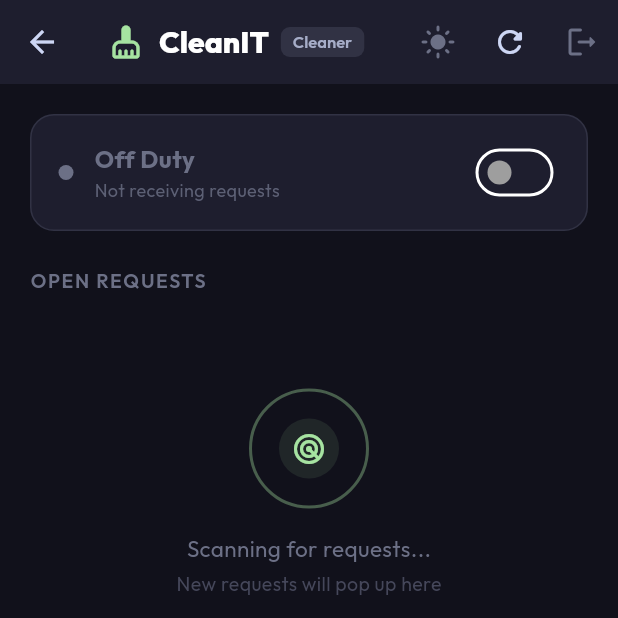
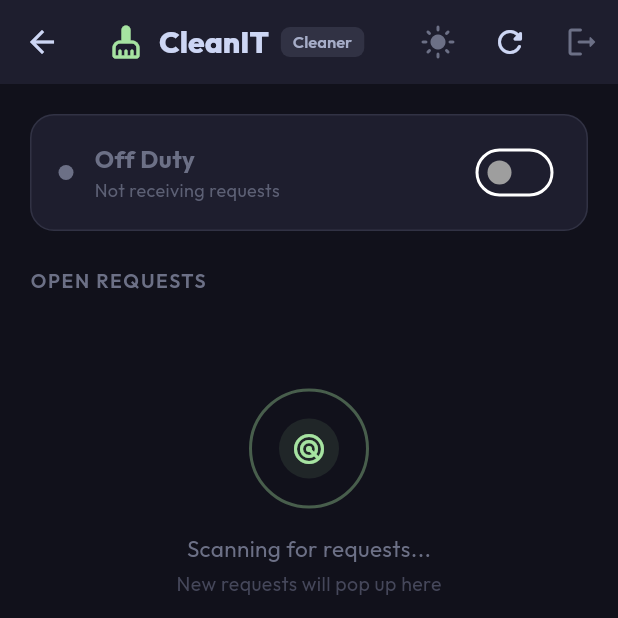
Before and after one commit to chopra-yuvraj/CleanIT, a Flutter app: the CleanerDashboardScreen screen opened directly, on a phone screen of 412 x 824 dp, the top half of it. Run offline on Flutter 3.47's test engine with Material 3 defaults, Android fonts, the phone set to English and light mode, and no system bars; our stand-ins replace audioplayers, firebase_core, firebase_messaging, flutter_secure_storage, google_fonts, image_picker and 2 more; missing offline and left inert: mobile_scanner; accounts and stored records are empty; network calls fail.

Commit message:
Add context-aware ThemeColors and apply across UI
Introduce ThemeColors and AppTheme.of(context) (lib/config/app_theme.dart) to provide light/dark palettes. Replace static AppTheme.* color usage with context-aware colors in main.dart, admin_dashboard_screen.dart, cleaner_dashboard_screen.dart and student_home_screen.dart; pass ThemeColors into helper widgets and update dynamic widgets (progress indicators, icons, gradients, borders) to use theme-aware values. Add ValueListenableBuilder for the admin theme toggle and use colorScheme.primary for the auth loading UI. Removes some consts where colors are computed so UI responds to theme changes.

Files changed: lib/config/app_theme.dart, lib/main.dart, lib/screens/admin_dashboard_screen.dart, lib/screens/cleaner_dashboard_screen.dart, lib/screens/student_home_screen.dart

Co-authored-by: Copilot <223556219+Copilot@users.noreply.github.com>

```diff
--- a/lib/config/app_theme.dart
+++ b/lib/config/app_theme.dart
@@ -6,8 +6,93 @@
 import 'package:flutter/material.dart';
 import 'package:google_fonts/google_fonts.dart';
 
+/// Context-aware color set — returned by [AppTheme.of].
+/// Use this for all surface/text/border colors so they respond to theme changes.
+class ThemeColors {
+  const ThemeColors({
+    required this.crust,
+    required this.base,
+    required this.mantle,
+    required this.surface0,
+    required this.surface1,
+    required this.overlay0,
+    required this.subtext0,
+    required this.text,
+    required this.blue,
+    required this.green,
+    required this.red,
+    required this.peach,
+    required this.yellow,
+    required this.mauve,
+    required this.teal,
+    required this.pink,
+  });
+
+  final Color crust;
+  final Color base;
+  final Color mantle;
+  final Color surface0;
+  final Color surface1;
+  final Color overlay0;
+  final Color subtext0;
+  final Color text;
+  // Accent colors (adjusted per theme for legibility)
+  final Color blue;
+  final Color green;
+  final Color red;
+  final Color peach;
+  final Color yellow;
+  final Color mauve;
+  final Color teal;
+  final Color pink;
+}
+
 class AppTheme {
   AppTheme._();
+
+  /// Returns the correct [ThemeColors] for the current [BuildContext] brightness.
+  static ThemeColors of(BuildContext context) {
+    final isDark = Theme.of(context).brightness == Brightness.dark;
+    return isDark ? _dark : _light;
+  }
+
+  static const ThemeColors _dark = ThemeColors(
+    crust:    Color(0xFF11111B),
+    base:     Color(0xFF1E1E2E),
+    mantle:   Color(0xFF181825),
+    surface0: Color(0xFF313244),
+    surface1: Color(0xFF45475A),
+    overlay0: Color(0xFF6C7086),
+    subtext0: Color(0xFFA6ADC8),
+    text:     Color(0xFFCDD6F4),
+    blue:     Color(0xFF89B4FA),
+    green:    Color(0xFFA6E3A1),
+    red:      Color(0xFFFF6B6B),
+    peach:    Color(0xFFFAB387),
+    yellow:   Color(0xFFF9E2AF),
+    mauve:    Color(0xFFCBA6F7),
+    teal:     Color(0xFF89DCEB),
+    pink:     Color(0xFFF5C2E7),
+  );
+
+  static const ThemeColors _light = ThemeColors(
+    crust:    Color(0xFFDCE0E8),
+    base:     Color(0xFFEFF1F5),
+    mantle:   Color(0xFFE6E9EF),
+    surface0: Color(0xFFCCD0DA),
+    surface1: Color(0xFFBCC0CC),
+    overlay0: Color(0xFF9CA0B0),
+    subtext0: Color(0xFF6C6F85),
+    text:     Color(0xFF4C4F69),
+    blue:     Color(0xFF1E66F5),
+    green:    Color(0xFF40A02B),
+    red:      Color(0xFFD20F39),
+    peach:    Color(0xFFFE640B),
+    yellow:   Color(0xFFDF8E1D),
+    mauve:    Color(0xFF8839EF),
+    teal:     Color(0xFF179299),
+    pink:     Color(0xFFEA76CB),
+  );
 
   // ── Accent Colors (shared between themes) ──
   static const Color blue     = Color(0xFF89B4FA);
--- a/lib/screens/cleaner_dashboard_screen.dart
+++ b/lib/screens/cleaner_dashboard_screen.dart
@@ -201,8 +201,9 @@ class _CleanerDashboardScreenState extends State<CleanerDashboardScreen>
       context: context,
       barrierDismissible: false,
       builder: (ctx) {
+        final c = AppTheme.of(ctx);
         return AlertDialog(
-          backgroundColor: AppTheme.base,
+          backgroundColor: c.base,
           shape:
               RoundedRectangleBorder(borderRadius: BorderRadius.circular(24)),
           contentPadding: const EdgeInsets.all(24),
@@ -217,7 +218,7 @@ class _CleanerDashboardScreenState extends State<CleanerDashboardScreen>
                       const EdgeInsets.symmetric(vertical: 10, horizontal: 16),
                   margin: const EdgeInsets.only(bottom: 16),
                   decoration: BoxDecoration(
-                    color: AppTheme.red,
+                    color: c.red,
                     borderRadius: BorderRadius.circular(12),
                   ),
                   child: const Row(
@@ -243,11 +244,11 @@ class _CleanerDashboardScreenState extends State<CleanerDashboardScreen>
                 decoration: BoxDecoration(
                   shape: BoxShape.circle,
                   color: request.isUrgent
-                      ? AppTheme.red.withValues(alpha: 0.15)
-                      : AppTheme.blue.withValues(alpha: 0.15),
+                      ? c.red.withValues(alpha: 0.15)
+                      : c.blue.withValues(alpha: 0.15),
                 ),
                 child: Icon(Icons.meeting_room_rounded,
-                    color: request.isUrgent ? AppTheme.red : AppTheme.blue,
+                    color: request.isUrgent ? c.red : c.blue,
                     size: 28),
               ),
               const SizedBox(height: 14),
@@ -255,7 +256,7 @@ class _CleanerDashboardScreenState extends State<CleanerDashboardScreen>
                 'New Request',
                 style: GoogleFonts.outfit(
                     fontSize: 13,
-                    color: AppTheme.overlay0,
+                    color: c.overlay0,
                     fontWeight: FontWeight.w600),
               ),
               const SizedBox(height: 4),
@@ -264,13 +265,13 @@ class _CleanerDashboardScreenState extends State<CleanerDashboardScreen>
                 style: GoogleFonts.outfit(
                     fontSize: 24,
                     fontWeight: FontWeight.w800,
-                    color: Colors.white),
+                    color: c.text),
               ),
               const SizedBox(height: 12),
 
               // Tasks
               Text(request.tasksSummary,
-                  style: const TextStyle(color: AppTheme.teal, fontSize: 15)),
+                  style: TextStyle(color: c.teal, fontSize: 15)),
               const SizedBox(height: 8),
 
               // Notes
@@ -279,19 +280,19 @@ class _CleanerDashboardScreenState extends State<CleanerDashboardScreen>
                   width: double.infinity,
                   padding: const EdgeInsets.all(12),
                   decoration: BoxDecoration(
-                    color: AppTheme.surface0.withValues(alpha: 0.5),
+                    color: c.surface0.withValues(alpha: 0.5),
                     borderRadius: BorderRadius.circular(10),
                   ),
                   child: Row(
                     crossAxisAlignment: CrossAxisAlignment.start,
                     children: [
-                      const Icon(Icons.sticky_note_2,
-                          color: AppTheme.yellow, size: 16),
+                      Icon(Icons.sticky_note_2,
+                          color: c.yellow, size: 16),
                       const SizedBox(width: 8),
                       Expanded(
                         child: Text(request.notes!,
-                            style: const TextStyle(
-                                color: AppTheme.subtext0, fontSize: 13)),
+                            style: TextStyle(
+                                color: c.subtext0, fontSize: 13)),
                       ),
                     ],
                   ),
@@ -314,8 +315,8 @@ class _CleanerDashboardScreenState extends State<CleanerDashboardScreen>
                       style: GoogleFonts.outfit(
                           fontSize: 17, fontWeight: FontWeight.w700)),
                   style: ElevatedButton.styleFrom(
-                    backgroundColor: AppTheme.green,
-                    foregroundColor: AppTheme.crust,
+                    backgroundColor: c.green,
+                    foregroundColor: c.crust,
                     shape: RoundedRectangleBorder(
                         borderRadius: BorderRadius.circular(14)),
                   ),
@@ -328,8 +329,8 @@ class _CleanerDashboardScreenState extends State<CleanerDashboardScreen>
                 width: double.infinity,
                 child: TextButton(
                   onPressed: () => Navigator.pop(ctx),
-                  child: const Text('Decline',
-                      style: TextStyle(color: AppTheme.overlay0, fontSize: 15)),
+                  child: Text('Decline',
+                      style: TextStyle(color: c.overlay0, fontSize: 15)),
                 ),
               ),
             ],
@@ -349,29 +350,30 @@ class _CleanerDashboardScreenState extends State<CleanerDashboardScreen>
 
   @override
   Widget build(BuildContext context) {
+    final c = AppTheme.of(context);
     return Scaffold(
-      backgroundColor: AppTheme.crust,
+      backgroundColor: c.crust,
       appBar: AppBar(
-        backgroundColor: AppTheme.base,
+        backgroundColor: c.base,
         title: Row(
           children: [
-            const Icon(Icons.cleaning_services_rounded,
-                color: AppTheme.green, size: 24),
+            Icon(Icons.cleaning_services_rounded,
+                color: c.green, size: 24),
             const SizedBox(width: 10),
             Text('CleanIT',
                 style: GoogleFonts.outfit(
-                    fontWeight: FontWeight.w800, color: Colors.white)),
+                    fontWeight: FontWeight.w800, color: c.text)),
             const SizedBox(width: 8),
             Container(
               padding: const EdgeInsets.symmetric(horizontal: 8, vertical: 3),
               decoration: BoxDecoration(
-                color: AppTheme.surface0,
+                color: c.surface0,
                 borderRadius: BorderRadius.circular(6),
               ),
               child: Text('Cleaner',
                   style: GoogleFonts.outfit(
                       fontSize: 11,
-                      color: AppTheme.subtext0,
+                      color: c.subtext0,
                       fontWeight: FontWeight.w600)),
             ),
           ],
@@ -385,7 +387,7 @@ class _CleanerDashboardScreenState extends State<CleanerDashboardScreen>
                   mode == ThemeMode.dark
                       ? Icons.light_mode_rounded
                       : Icons.dark_mode_rounded,
-                  color: AppTheme.overlay0,
+                  color: c.overlay0,
                 ),
                 tooltip: 'Toggle theme',
                 onPressed: () {
@@ -398,59 +400,59 @@ class _CleanerDashboardScreenState extends State<CleanerDashboardScreen>
             },
           ),
           IconButton(
-            icon: const Icon(Icons.refresh_rounded, color: AppTheme.text),
+            icon: Icon(Icons.refresh_rounded, color: c.text),
             onPressed: _loadData,
           ),
           IconButton(
-            icon: const Icon(Icons.logout_rounded, color: AppTheme.overlay0),
+            icon: Icon(Icons.logout_rounded, color: c.overlay0),
             onPressed: _signOut,
           ),
         ],
       ),
       body: _isLoading
-          ? const Center(
-              child: CircularProgressIndicator(color: AppTheme.green))
+          ? Center(
+              child: CircularProgressIndicator(color: c.green))
           : RefreshIndicator(
               onRefresh: _loadData,
-              color: AppTheme.green,
+              color: c.green,
               child: ListView(
                 padding: const EdgeInsets.fromLTRB(20, 20, 20, 40),
                 children: [
                   // ── On Duty Toggle ──
-                  _buildOnDutyToggle(),
+                  _buildOnDutyToggle(c),
                   const SizedBox(height: 24),
 
                   // ── My Active Jobs ──
                   if (_myJobs.isNotEmpty) ...[
-                    _buildSectionTitle('My Active Jobs'),
+                    _buildSectionTitle('My Active Jobs', c),
                     const SizedBox(height: 14),
-                    ..._myJobs.map(_buildActiveJobCard),
+                    ..._myJobs.map((r) => _buildActiveJobCard(r, c)),
                     const SizedBox(height: 24),
                   ],
 
                   // ── Open Requests (Live Radar) ──
-                  _buildSectionTitle('Open Requests'),
+                  _buildSectionTitle('Open Requests', c),
                   const SizedBox(height: 14),
                   if (_openRequests.isEmpty)
-                    _buildEmptyRadar()
+                    _buildEmptyRadar(c)
                   else
-                    ..._openRequests.map(_buildOpenRequestCard),
+                    ..._openRequests.map((r) => _buildOpenRequestCard(r, c)),
                 ],
               ),
             ),
     );
   }
 
-  Widget _buildOnDutyToggle() {
+  Widget _buildOnDutyToggle(ThemeColors c) {
     return Container(
       padding: const EdgeInsets.symmetric(horizontal: 18, vertical: 14),
       decoration: BoxDecoration(
         color: _isOnDuty
-            ? AppTheme.green.withValues(alpha: 0.1)
-            : AppTheme.base,
+            ? c.green.withValues(alpha: 0.1)
+            : c.base,
         borderRadius: BorderRadius.circular(16),
         border: Border.all(
-          color: _isOnDuty ? AppTheme.green.withValues(alpha: 0.3) : AppTheme.surface0,
+          color: _isOnDuty ? c.green.withValues(alpha: 0.3) : c.surface0,
         ),
       ),
       child: Row(
@@ -460,11 +462,11 @@ class _CleanerDashboardScreenState extends State<CleanerDashboardScreen>
             height: 10,
             decoration: BoxDecoration(
               shape: BoxShape.circle,
-              color: _isOnDuty ? AppTheme.green : AppTheme.overlay0,
+              color: _isOnDuty ? c.green : c.overlay0,
               boxShadow: _isOnDuty
                   ? [
                       BoxShadow(
-                          color: AppTheme.green.withValues(alpha: 0.5),
+                          color: c.green.withValues(alpha: 0.5),
                           blurRadius: 8)
                     ]
                   : null,
@@ -480,7 +482,7 @@ class _CleanerDashboardScreenState extends State<CleanerDashboardScreen>
                   style: GoogleFonts.outfit(
                     fontSize: 16,
                     fontWeight: FontWeight.w700,
-                    color: _isOnDuty ? AppTheme.green : AppTheme.overlay0,
+                    color: _isOnDuty ? c.green : c.overlay0,
                   ),
                 ),
                 Text(
@@ -489,7 +491,7 @@ class _CleanerDashboardScreenState extends State<CleanerDashboardScreen>
                       : 'Not receiving requests',
                   style: TextStyle(
                       fontSize: 12,
-                      color: AppTheme.overlay0.withValues(alpha: 0.8)),
+                      color: c.overlay0.withValues(alpha: 0.8)),
                 ),
               ],
             ),
@@ -499,30 +501,30 @@ class _CleanerDashboardScreenState extends State<CleanerDashboardScreen>
             onChanged: _toggleOnDuty,
             thumbColor: WidgetStateProperty.resolveWith<Color>((states) {
               if (states.contains(WidgetState.selected)) {
-                return AppTheme.green;
+                return c.green;
               }
               return Colors.grey;
             }),
-            activeTrackColor: AppTheme.green.withValues(alpha: 0.3),
+            activeTrackColor: c.green.withValues(alpha: 0.3),
           ),
         ],
       ),
     );
   }
 
-  Widget _buildSectionTitle(String title) {
+  Widget _buildSectionTitle(String title, ThemeColors c) {
     return Text(
       title.toUpperCase(),
       style: GoogleFonts.outfit(
         fontSize: 13,
         fontWeight: FontWeight.w600,
-        color: AppTheme.overlay0,
+        color: c.overlay0,
         letterSpacing: 1.1,
       ),
     );
   }
 
-  Widget _buildActiveJobCard(CleaningRequest r) {
+  Widget _buildActiveJobCard(CleaningRequest r, ThemeColors c) {
     return GestureDetector(
       onTap: () => _navigateToJobDetails(r),
       child: Container(
@@ -531,12 +533,12 @@ class _CleanerDashboardScreenState extends State<CleanerDashboardScreen>
         decoration: BoxDecoration(
           gradient: LinearGradient(
             colors: [
-              AppTheme.green.withValues(alpha: 0.1),
-              AppTheme.teal.withValues(alpha: 0.05),
+              c.green.withValues(alpha: 0.1),
+              c.teal.withValues(alpha: 0.05),
             ],
           ),
           borderRadius: BorderRadius.circular(16),
-          border: Border.all(color: AppTheme.green.withValues(alpha: 0.25)),
+          border: Border.all(color: c.green.withValues(alpha: 0.25)),
         ),
         child: Row(
           children: [
@@ -545,10 +547,10 @@ class _CleanerDashboardScreenState extends State<CleanerDashboardScreen>
               height: 44,
               decoration: BoxDecoration(
                 shape: BoxShape.circle,
-                color: AppTheme.green.withValues(alpha: 0.15),
+                color: c.green.withValues(alpha: 0.15),
               ),
-              child: const Icon(Icons.meeting_room_rounded,
-                  color: AppTheme.green, size: 22),
+              child: Icon(Icons.meeting_room_rounded,
+                  color: c.green, size: 22),
             ),
             const SizedBox(width: 14),
             Expanded(
@@ -559,11 +561,11 @@ class _CleanerDashboardScreenState extends State<CleanerDashboardScreen>
                       style: GoogleFonts.outfit(
                           fontSize: 16,
                           fontWeight: FontWeight.w700,
-                          color: Colors.white)),
+                          color: c.text)),
                   const SizedBox(height: 3),
                   Text(r.tasksSummary,
-                      style: const TextStyle(
-                          color: AppTheme.subtext0, fontSize: 13)),
+                      style: TextStyle(
+                          color: c.subtext0, fontSize: 13)),
                 ],
               ),
             ),
@@ -571,14 +573,14 @@ class _CleanerDashboardScreenState extends State<CleanerDashboardScreen>
               padding: const EdgeInsets.symmetric(horizontal: 10, vertical: 5),
               decoration: BoxDecoration(
                 color: r.status == RequestStatus.inProgress
-                    ? AppTheme.peach
-                    : AppTheme.teal,
+                    ? c.peach
+                    : c.teal,
                 borderRadius: BorderRadius.circular(8),
               ),
               child: Text(
                 r.status.displayLabel,
-                style: const TextStyle(
-                    color: AppTheme.crust,
+                style: TextStyle(
+                    color: c.crust,
                     fontSize: 11,
                     fontWeight: FontWeight.w700),
               ),
@@ -589,19 +591,19 @@ class _CleanerDashboardScreenState extends State<CleanerDashboardScreen>
     );
   }
 
-  Widget _buildOpenRequestCard(CleaningRequest r) {
+  Widget _buildOpenRequestCard(CleaningRequest r, ThemeColors c) {
     final isAccepting = _acceptingRequestId == r.id;
 
     return Container(
       margin: const EdgeInsets.only(bottom: 14),
       padding: const EdgeInsets.all(18),
       decoration: BoxDecoration(
-        color: AppTheme.base,
+        color: c.base,
         borderRadius: BorderRadius.circular(18),
         border: Border.all(
           color: r.isUrgent
-              ? AppTheme.red.withValues(alpha: 0.4)
-              : AppTheme.surface0,
+              ? c.red.withValues(alpha: 0.4)
+              : c.surface0,
           width: r.isUrgent ? 2 : 1,
         ),
       ),
@@ -615,14 +617,14 @@ class _CleanerDashboardScreenState extends State<CleanerDashboardScreen>
                   style: GoogleFonts.outfit(
                       fontSize: 17,
                       fontWeight: FontWeight.w700,
-                      color: Colors.white)),
+                      color: c.text)),
               const Spacer(),
               if (r.isUrgent)
                 Container(
                   padding:
                       const EdgeInsets.symmetric(horizontal: 8, vertical: 3),
                   decoration: BoxDecoration(
-                    color: AppTheme.red,
+                    color: c.red,
                     borderRadius: BorderRadius.circular(6),
                   ),
                   child: const Text('URGENT',
@@ -635,13 +637,13 @@ class _CleanerDashboardScreenState extends State<CleanerDashboardScreen>
           ),
           const SizedBox(height: 6),
           Text(r.tasksSummary,
-              style: const TextStyle(color: AppTheme.teal, fontSize: 14)),
+              style: TextStyle(color: c.teal, fontSize: 14)),
           if (r.notes != null && r.notes!.isNotEmpty) ...[
             const SizedBox(height: 8),
             Text(r.notes!,
                 maxLines: 2,
                 overflow: TextOverflow.ellipsis,
-                style: const TextStyle(color: AppTheme.subtext0, fontSize: 13)),
+                style: TextStyle(color: c.subtext0, fontSize: 13)),
           ],
           const SizedBox(height: 14),
 
@@ -652,18 +654,18 @@ class _CleanerDashboardScreenState extends State<CleanerDashboardScreen>
             child: ElevatedButton.icon(
               onPressed: isAccepting ? null : () => _acceptRequest(r),
               icon: isAccepting
-                  ? const SizedBox(
+                  ? SizedBox(
                       width: 18,
                       height: 18,
                       child: CircularProgressIndicator(
-                          strokeWidth: 2, color: AppTheme.crust))
+                          strokeWidth: 2, color: c.crust))
                   : const Icon(Icons.check_rounded, size: 20),
               label: Text(isAccepting ? 'Accepting...' : 'Accept',
                   style: GoogleFonts.outfit(
                       fontSize: 15, fontWeight: FontWeight.w700)),
               style: ElevatedButton.styleFrom(
-                backgroundColor: AppTheme.green,
-                foregroundColor: AppTheme.crust,
+                backgroundColor: c.green,
+                foregroundColor: c.crust,
                 shape: RoundedRectangleBorder(
                     borderRadius: BorderRadius.circular(12)),
               ),
@@ -674,7 +676,7 @@ class _CleanerDashboardScreenState extends State<CleanerDashboardScreen>
     );
   }
 
-  Widget _buildEmptyRadar() {
+  Widget _buildEmptyRadar(ThemeColors c) {
     return Container(
       padding: const EdgeInsets.symmetric(vertical: 48),
       child: Column(
@@ -689,7 +691,7 @@ class _CleanerDashboardScreenState extends State<CleanerDashboardScreen>
                 decoration: BoxDecoration(
                   shape: BoxShape.circle,
                   border: Border.all(
-                    color: AppTheme.green
+                    color: c.green
                         .withValues(alpha: 1.0 - _radarController.value),
                     width: 2,
                   ),
@@ -700,10 +702,10 @@ class _CleanerDashboardScreenState extends State<CleanerDashboardScreen>
                     height: 40,
                     decoration: BoxDecoration(
                       shape: BoxShape.circle,
-                      color: AppTheme.green.withValues(alpha: 0.1),
+                      color: c.green.withValues(alpha: 0.1),
                     ),
                     child:
-                        const Icon(Icons.radar, color: AppTheme.green, size: 24),
+                        Icon(Icons.radar, color: c.green, size: 24),
                   ),
                 ),
               );
@@ -711,10 +713,10 @@ class _CleanerDashboardScreenState extends State<CleanerDashboardScreen>
           ),
           const SizedBox(height: 16),
           Text('Scanning for requests...',
-              style: GoogleFonts.outfit(color: AppTheme.overlay0, fontSize: 15)),
+              style: GoogleFonts.outfit(color: c.overlay0, fontSize: 15)),
           const SizedBox(height: 4),
-          const Text('New requests will pop up here',
-              style: TextStyle(color: AppTheme.surface1, fontSize: 13)),
+          Text('New requests will pop up here',
+              style: TextStyle(color: c.surface1, fontSize: 13)),
         ],
       ),
     );
```
Also changed, not shown: lib/main.dart (+6 -7 lines), lib/screens/admin_dashboard_screen.dart (+120 -107 lines), lib/screens/student_home_screen.dart (+71 -71 lines).
